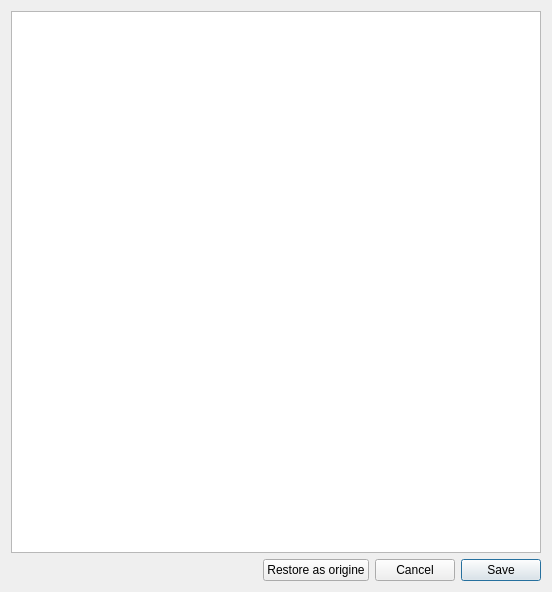
Before: the Qt Designer form dialogchorddefinition.ui in jpcima/chordv, drawn with Qt 5.
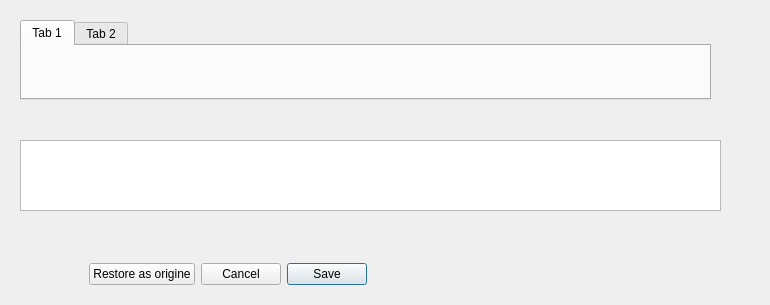
After: the same form once the commit is applied.

Commit message: Design make chords

What changed in the file:
```diff
--- a/dialogchorddefinition.ui
+++ b/dialogchorddefinition.ui
@@ -6,20 +6,52 @@
    <rect>
     <x>0</x>
     <y>0</y>
-    <width>552</width>
-    <height>592</height>
+    <width>770</width>
+    <height>305</height>
    </rect>
   </property>
   <property name="windowTitle">
    <string>Chord Definition</string>
   </property>
-  <layout class="QVBoxLayout" name="verticalLayout_2">
-   <item>
-    <layout class="QVBoxLayout" name="verticalLayout">
-     <item>
-      <widget class="QPlainTextEdit" name="plainTextEdit"/>
-     </item>
-     <item>
+  <widget class="QGraphicsView" name="graphicsView">
+   <property name="geometry">
+    <rect>
+     <x>20</x>
+     <y>140</y>
+     <width>701</width>
+     <height>71</height>
+    </rect>
+   </property>
+  </widget>
+  <widget class="QTabWidget" name="tabWidget">
+   <property name="geometry">
+    <rect>
+     <x>20</x>
+     <y>20</y>
+     <width>691</width>
+     <height>80</height>
+    </rect>
+   </property>
+   <widget class="QWidget" name="tabNewChord">
+    <attribute name="title">
+     <string>Tab 1</string>
+    </attribute>
+   </widget>
+   <widget class="QWidget" name="tab_2">
+    <attribute name="title">
+     <string>Tab 2</string>
+    </attribute>
+   </widget>
+  </widget>
+  <widget class="QWidget" name="">
+   <property name="geometry">
+    <rect>
+     <x>10</x>
+     <y>260</y>
+     <width>357</width>
+     <height>28</height>
+    </rect>
+   </property>
       <layout class="QHBoxLayout" name="horizontalLayout">
        <item>
         <spacer name="horizontalSpacer">
@@ -59,10 +91,7 @@
         </widget>
        </item>
       </layout>
-     </item>
-    </layout>
-   </item>
-  </layout>
+  </widget>
  </widget>
  <resources/>
  <connections/>
```
Lines whose indentation alone changed are shown as unchanged.
